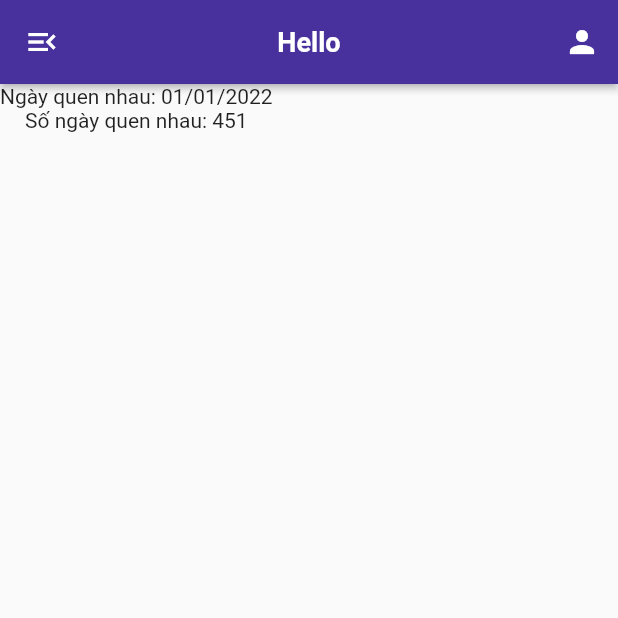
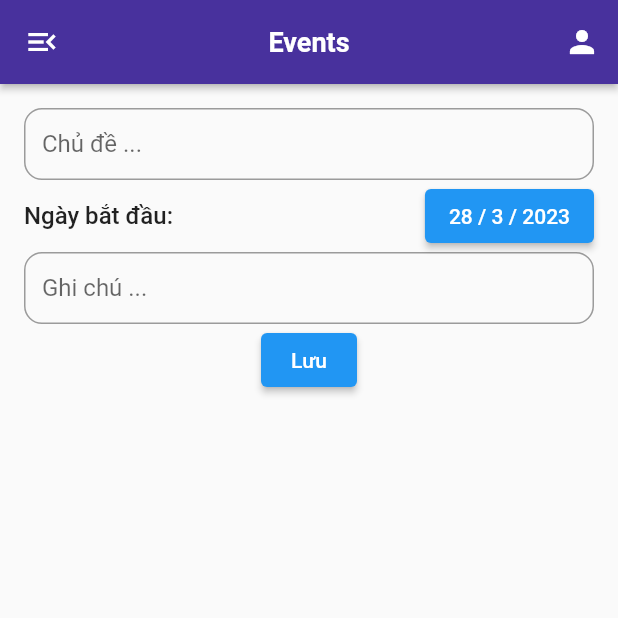
Before and after one commit to thienphan630/thousands_sunny, a Flutter app: the screen it shows after launch, on a phone screen of 412 x 824 dp, the top half of it. Run offline on Flutter 3.47's test engine with Material 2 defaults, Android fonts, the phone set to English and light mode, and no system bars; our stand-ins replace firebase_core; accounts and stored records are empty.

Commit message:
add events screen

```diff
--- a/lib/src/app.dart
+++ b/lib/src/app.dart
@@ -1,6 +1,6 @@
 import 'package:flutter/material.dart';
 import 'package:thousands_sunny/src/config/routes.dart';
-import 'package:thousands_sunny/src/resources/home_page.dart';
+import 'package:thousands_sunny/src/screen/home_page.dart';
 
 class App extends StatefulWidget {
   const App({super.key});
--- a/lib/src/blocs/login_bloc.dart
+++ b/lib/src/blocs/login_bloc.dart
@@ -17,4 +17,9 @@ class LoginBloc {
     }
     return true;
   }
+
+  void dispose() {
+    _userController.close();
+    _passController.close();
+  }
 }
--- a/lib/src/config/route_path.dart
+++ b/lib/src/config/route_path.dart
@@ -1,9 +1,13 @@
 class RoutePath {
   static const String home = '/home';
+  //Authentication
   static const String signin = '/signin';
   static const String signup = '/signup';
+  //Setting and personal
   static const String personal = '/personal';
-
+  //Events
+  static const String events = 'events';
+  static const String addEvents = 'add_events';
+  //Page not found
   static const String notFound = '/404';
-
 }
--- a/lib/src/config/routes.dart
+++ b/lib/src/config/routes.dart
@@ -1,7 +1,9 @@
 import 'package:flutter/material.dart';
 import 'package:thousands_sunny/src/config/route_path.dart';
-import 'package:thousands_sunny/src/resources/home_page.dart';
-import 'package:thousands_sunny/src/resources/screens/personal_page/personal_page.dart';
+import 'package:thousands_sunny/src/screen/home_page.dart';
+import 'package:thousands_sunny/src/screen/screens/events_page/add_event_page.dart';
+import 'package:thousands_sunny/src/screen/screens/events_page/events_page.dart';
+import 'package:thousands_sunny/src/screen/screens/personal_page/personal_page.dart';
 import 'package:thousands_sunny/src/widgets/not_found_page.dart';
 
 Route<dynamic> generateRoute(RouteSettings settings) {
@@ -10,6 +12,13 @@ Route<dynamic> generateRoute(RouteSettings settings) {
       return MaterialPageRoute(builder: (context) => const HomePage());
     case RoutePath.personal:
       return MaterialPageRoute(builder: (context) => const PersonalPage());
+
+    //Events
+    case RoutePath.events:
+      return MaterialPageRoute(builder: ((context) => const EventsPage()));
+    case RoutePath.addEvents:
+      return MaterialPageRoute(builder: ((context) => const AddEventPage()));
+
     default:
       return MaterialPageRoute(builder: (context) => const NotFoundPage());
   }
--- a/lib/src/resources/home_page.dart
+++ /dev/null
@@ -1,17 +0,0 @@
-import 'package:flutter/material.dart';
-import 'package:thousands_sunny/src/resources/screens/count_number_of_days_page.dart';
-import 'package:thousands_sunny/src/widgets/drawer_custom.dart';
-
-class HomePage extends StatelessWidget {
-  const HomePage({super.key});
-
-  @override
-  Widget build(BuildContext context) {
-    return const SafeArea(
-      child: Scaffold(
-        body: CountEventDatePage(),
-        drawer: DrawerCustom(),
-      ),
-    );
-  }
-}
--- /dev/null
+++ b/lib/src/screen/home_page.dart
@@ -0,0 +1,19 @@
+import 'package:flutter/material.dart';
+import 'package:thousands_sunny/src/screen/screens/events_page/add_event_page.dart';
+import 'package:thousands_sunny/src/widgets/appbar_custom.dart';
+import 'package:thousands_sunny/src/widgets/drawer_custom.dart';
+
+class HomePage extends StatelessWidget {
+  const HomePage({super.key});
+
+  @override
+  Widget build(BuildContext context) {
+    return SafeArea(
+      child: Scaffold(
+        appBar: appBarCustom(context: context, title: "Events"),
+        drawer: const DrawerCustom(),
+        body: const AddEventPage(),
+      ),
+    );
+  }
+}
--- /dev/null
+++ b/lib/src/screen/screens/events_page/add_event_page.dart
@@ -0,0 +1,69 @@
+import 'package:flutter/material.dart';
+
+class AddEventPage extends StatefulWidget {
+  const AddEventPage({super.key});
+
+  @override
+  State<AddEventPage> createState() => _AddEventPageState();
+}
+
+DateTime date = DateTime.now();
+
+class _AddEventPageState extends State<AddEventPage> {
+  @override
+  Widget build(BuildContext context) {
+    return Container(
+      padding: const EdgeInsets.all(16.0),
+      child: Column(
+        children: [
+          const EventsInputCustom(hint: "Chủ đề ..."),
+          Row(
+            mainAxisAlignment: MainAxisAlignment.spaceBetween,
+            children: [
+              const Text("Ngày bắt đầu:",
+                  style: TextStyle(fontSize: 16, fontWeight: FontWeight.w500)),
+              ElevatedButton(
+                onPressed: () async {
+                  DateTime? pickedDate = await showDatePicker(
+                    context: context,
+                    initialDate: DateTime.now(),
+                    firstDate: DateTime(2000),
+                    lastDate: DateTime.now(),
+                    initialDatePickerMode: DatePickerMode.year,
+                    initialEntryMode: DatePickerEntryMode.calendar,
+                  );
+                  if (pickedDate == null) return;
+                  setState(() => date = pickedDate);
+                },
+                child: Text("${date.day} / ${date.month} / ${date.year}"),
+              ),
+            ],
+          ),
+          const EventsInputCustom(hint: "Ghi chú ... "),
+          ElevatedButton(onPressed: () {}, child: const Text("Lưu"))
+        ],
+      ),
+    );
+  }
+}
+
+class EventsInputCustom extends StatelessWidget {
+  const EventsInputCustom({
+    Key? key,
+    required this.hint,
+  }) : super(key: key);
+  final String hint;
+  @override
+  Widget build(BuildContext context) {
+    return TextFormField(
+      decoration: InputDecoration(
+          hintText: hint,
+          contentPadding: const EdgeInsets.symmetric(
+            vertical: 12,
+            horizontal: 12,
+          ),
+          border: const OutlineInputBorder(
+              borderRadius: BorderRadius.all(Radius.circular(12)))),
+    );
+  }
+}
--- a/lib/src/resources/screens/count_number_of_days_page.dart
+++ b/lib/src/screen/screens/events_page/count_number_of_days_page.dart
@@ -1,6 +1,5 @@
 import 'package:flutter/material.dart';
 import 'package:thousands_sunny/src/widgets/appbar_custom.dart';
-import 'package:thousands_sunny/src/widgets/drawer_custom.dart';
 
 class CountEventDatePage extends StatelessWidget {
   const CountEventDatePage({super.key});
@@ -9,7 +8,6 @@ class CountEventDatePage extends StatelessWidget {
   Widget build(BuildContext context) {
     return Scaffold(
       appBar: appBarCustom(context: context, title: "Hello"),
-      drawer: const DrawerCustom(),
       body: SafeArea(
         child: Column(
           children: [
--- a/lib/src/widgets/appbar_custom.dart
+++ b/lib/src/widgets/appbar_custom.dart
@@ -16,13 +16,15 @@ PreferredSizeWidget appBarCustom(
     ),
     backgroundColor: appbarColor,
     title: Text(title),
-    leading: IconButton(
+    leading: Builder(
+      builder: (context) => IconButton(
         onPressed: () {
           if (Scaffold.of(context).hasDrawer) {
             Scaffold.of(context).openDrawer();
           }
         },
         icon: const Icon(Icons.menu_open),
+      ),
     ),
     actions: [
       IconButton(
--- a/lib/src/widgets/not_found_page.dart
+++ b/lib/src/widgets/not_found_page.dart
@@ -12,7 +12,7 @@ class NotFoundPage extends StatelessWidget {
     return Center(
       child: Column(
         children: [
-          Text('404', style: Theme.of(context).textTheme.headline1),
+          Text('404', style: Theme.of(context).textTheme.displayLarge),
           const Text('Not found!'),
           ElevatedButton(
             onPressed: Navigator.of(context).pop,
```
Also changed, not shown: lib/src/screen/screens/events_page/events_page.dart (added, +59 -0 lines), lib/src/screen/login_page.dart (renamed from lib/src/resources/login_page.dart), lib/src/screen/screens/personal_page/personal_page.dart (renamed from lib/src/resources/screens/personal_page/personal_page.dart). Lines whose indentation alone changed are shown as unchanged.
